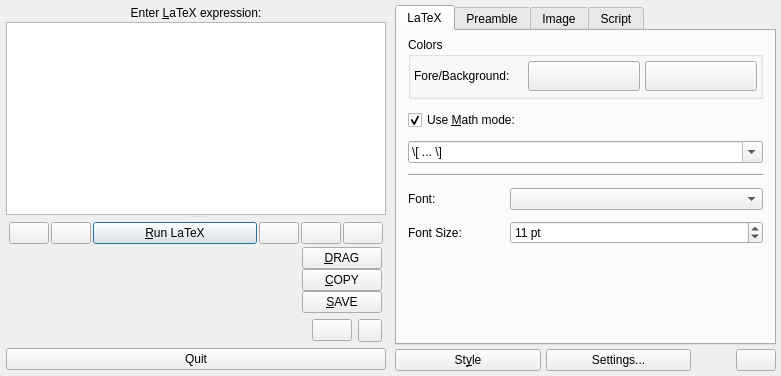
The window that src/klfmainwin.ui (klatexformula/klatexformula) describes before a commit, drawn with Qt 5.
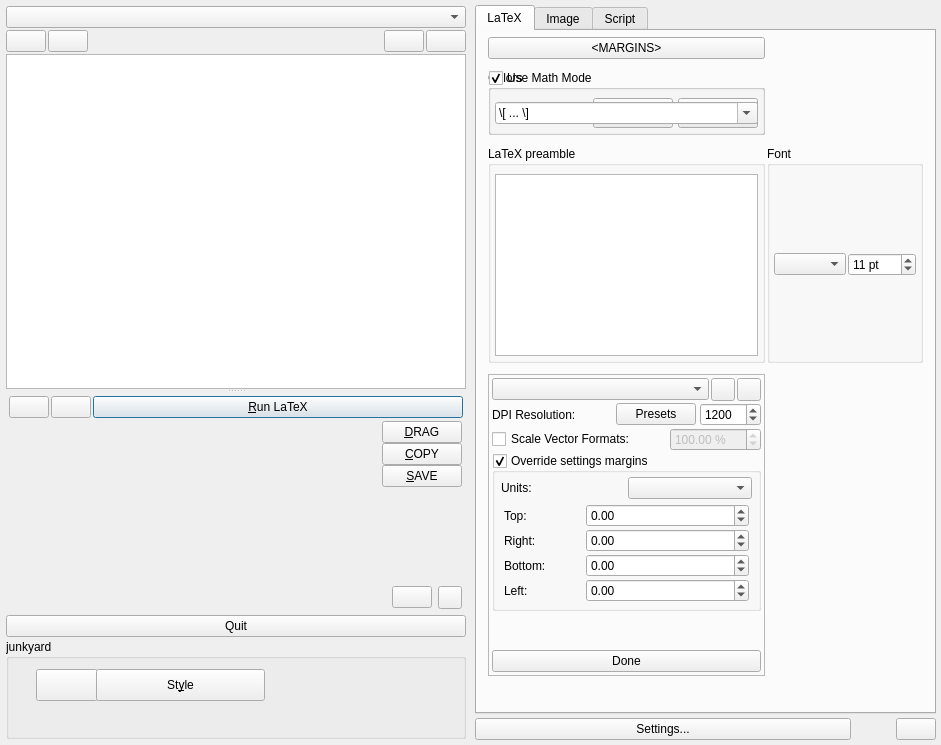
The same window after the commit. Icons and pictures are not drawn. Custom widgets are drawn as their Qt base class.

What changed in the file:
```diff
--- a/src/klfmainwin.ui
+++ b/src/klfmainwin.ui
@@ -8,8 +8,8 @@
    <rect>
     <x>0</x>
     <y>0</y>
-    <width>781</width>
-    <height>376</height>
+    <width>941</width>
+    <height>745</height>
    </rect>
   </property>
   <property name="windowTitle">
@@ -67,26 +67,135 @@
         <number>4</number>
        </property>
        <item>
-        <widget class="QLabel" name="lblPromptMain">
+        <widget class="QComboBox" name="cbxProfile">
          <property name="sizePolicy">
-          <sizepolicy hsizetype="Preferred" vsizetype="Fixed">
+          <sizepolicy hsizetype="Expanding" vsizetype="Fixed">
            <horstretch>0</horstretch>
            <verstretch>0</verstretch>
           </sizepolicy>
          </property>
-         <property name="text">
-          <string>Enter &amp;LaTeX expression:</string>
-         </property>
-         <property name="alignment">
-          <set>Qt::AlignCenter</set>
-         </property>
-         <property name="wordWrap">
-          <bool>false</bool>
-         </property>
-         <property name="buddy">
-          <cstring>txtLatex</cstring>
-         </property>
-        </widget>
+        </widget>
+       </item>
+       <item>
+        <layout class="QHBoxLayout" name="horizontalLayout_2">
+         <item>
+          <widget class="QPushButton" name="btnSymbols">
+           <property name="sizePolicy">
+            <sizepolicy hsizetype="Minimum" vsizetype="Preferred">
+             <horstretch>0</horstretch>
+             <verstretch>0</verstretch>
+            </sizepolicy>
+           </property>
+           <property name="toolTip">
+            <string comment="tooltip">&lt;p style=&quot;white-space: pre&quot;&gt;Show Latex Symbols palette  [&lt;strong&gt;F7&lt;/strong&gt;]&lt;/p&gt;</string>
+           </property>
+           <property name="whatsThis">
+            <string comment="whatsthis text">Clicking this button opens a dialog allowing you to view and select LaTeX symbols the codes of which you may not know by heart.</string>
+           </property>
+           <property name="icon">
+            <iconset resource="klfres.qrc">
+             <normaloff>:/pics/symbols.svg</normaloff>:/pics/symbols.svg</iconset>
+           </property>
+           <property name="shortcut">
+            <string>F7</string>
+           </property>
+           <property name="checkable">
+            <bool>true</bool>
+           </property>
+          </widget>
+         </item>
+         <item>
+          <widget class="QPushButton" name="btnLibrary">
+           <property name="sizePolicy">
+            <sizepolicy hsizetype="Minimum" vsizetype="Preferred">
+             <horstretch>0</horstretch>
+             <verstretch>0</verstretch>
+            </sizepolicy>
+           </property>
+           <property name="toolTip">
+            <string comment="tooltip">&lt;p style=&quot;white-space: pre&quot;&gt;Show Library [&lt;strong&gt;F8&lt;/strong&gt;]&lt;/p&gt;</string>
+           </property>
+           <property name="whatsThis">
+            <string comment="whatsthis text">Clicking this button opens the KLatexFormula Library which includes History (previously evaluated formulas) and Archive where you can store tagged equations.</string>
+           </property>
+           <property name="icon">
+            <iconset resource="klfres.qrc">
+             <normaloff>:/pics/library.svg</normaloff>:/pics/library.svg</iconset>
+           </property>
+           <property name="shortcut">
+            <string>F8</string>
+           </property>
+           <property name="checkable">
+            <bool>true</bool>
+           </property>
+          </widget>
+         </item>
+         <item>
+          <spacer name="horizontalSpacer">
+           <property name="orientation">
+            <enum>Qt::Horizontal</enum>
+           </property>
+           <property name="sizeHint" stdset="0">
+            <size>
+             <width>40</width>
+             <height>20</height>
+            </size>
+           </property>
+          </spacer>
+         </item>
+         <item>
+          <widget class="QPushButton" name="btnLatexSetup">
+           <property name="sizePolicy">
+            <sizepolicy hsizetype="Minimum" vsizetype="Preferred">
+             <horstretch>0</horstretch>
+             <verstretch>0</verstretch>
+            </sizepolicy>
+           </property>
+           <property name="toolTip">
+            <string comment="tooltip">&lt;p style=&quot;white-space: pre&quot;&gt;Show Library [&lt;strong&gt;F8&lt;/strong&gt;]&lt;/p&gt;</string>
+           </property>
+           <property name="whatsThis">
+            <string comment="whatsthis text">Clicking this button opens the KLatexFormula Library which includes History (previously evaluated formulas) and Archive where you can store tagged equations.</string>
+           </property>
+           <property name="icon">
+            <iconset resource="klfres.qrc">
+             <normaloff>:/pics/library.svg</normaloff>:/pics/library.svg</iconset>
+           </property>
+           <property name="shortcut">
+            <string>F8</string>
+           </property>
+           <property name="checkable">
+            <bool>true</bool>
+           </property>
+          </widget>
+         </item>
+         <item>
+          <widget class="QPushButton" name="btnWorkflow">
+           <property name="sizePolicy">
+            <sizepolicy hsizetype="Minimum" vsizetype="Preferred">
+             <horstretch>0</horstretch>
+             <verstretch>0</verstretch>
+            </sizepolicy>
+           </property>
+           <property name="toolTip">
+            <string comment="tooltip">&lt;p style=&quot;white-space: pre&quot;&gt;Show Library [&lt;strong&gt;F8&lt;/strong&gt;]&lt;/p&gt;</string>
+           </property>
+           <property name="whatsThis">
+            <string comment="whatsthis text">Clicking this button opens the KLatexFormula Library which includes History (previously evaluated formulas) and Archive where you can store tagged equations.</string>
+           </property>
+           <property name="icon">
+            <iconset resource="klfres.qrc">
+             <normaloff>:/pics/library.svg</normaloff>:/pics/library.svg</iconset>
+           </property>
+           <property name="shortcut">
+            <string>F8</string>
+           </property>
+           <property name="checkable">
+            <bool>true</bool>
+           </property>
+          </widget>
+         </item>
+        </layout>
        </item>
        <item>
         <widget class="QSplitter" name="splitMain">
@@ -195,81 +304,6 @@
                </property>
               </widget>
              </item>
-             <item>
-              <widget class="QPushButton" name="btnSymbols">
-               <property name="sizePolicy">
-                <sizepolicy hsizetype="Minimum" vsizetype="Preferred">
-                 <horstretch>0</horstretch>
-                 <verstretch>0</verstretch>
-                </sizepolicy>
-               </property>
-               <property name="toolTip">
-                <string comment="tooltip">&lt;p style=&quot;white-space: pre&quot;&gt;Show Latex Symbols palette  [&lt;strong&gt;F7&lt;/strong&gt;]&lt;/p&gt;</string>
-               </property>
-               <property name="whatsThis">
-                <string comment="whatsthis text">Clicking this button opens a dialog allowing you to view and select LaTeX symbols the codes of which you may not know by heart.</string>
-               </property>
-               <property name="icon">
-                <iconset resource="klfres.qrc">
-                 <normaloff>:/pics/symbols.svg</normaloff>:/pics/symbols.svg</iconset>
-               </property>
-               <property name="shortcut">
-                <string>F7</string>
-               </property>
-               <property name="checkable">
-                <bool>true</bool>
-               </property>
-              </widget>
-             </item>
-             <item>
-              <widget class="QPushButton" name="btnLibrary">
-               <property name="sizePolicy">
-                <sizepolicy hsizetype="Minimum" vsizetype="Preferred">
-                 <horstretch>0</horstretch>
-                 <verstretch>0</verstretch>
-                </sizepolicy>
-               </property>
-               <property name="toolTip">
-                <string comment="tooltip">&lt;p style=&quot;white-space: pre&quot;&gt;Show Library [&lt;strong&gt;F8&lt;/strong&gt;]&lt;/p&gt;</string>
-               </property>
-               <property name="whatsThis">
-                <string comment="whatsthis text">Clicking this button opens the KLatexFormula Library which includes History (previously evaluated formulas) and Archive where you can store tagged equations.</string>
-               </property>
-               <property name="icon">
-                <iconset resource="klfres.qrc">
-                 <normaloff>:/pics/library.svg</normaloff>:/pics/library.svg</iconset>
-               </property>
-               <property name="shortcut">
-                <string>F8</string>
-               </property>
-               <property name="checkable">
-                <bool>true</bool>
-               </property>
-              </widget>
-             </item>
-             <item>
-              <widget class="QPushButton" name="btnExpand">
-               <property name="sizePolicy">
-                <sizepolicy hsizetype="Minimum" vsizetype="Preferred">
-                 <horstretch>0</horstretch>
-                 <verstretch>0</verstretch>
-                </sizepolicy>
-               </property>
-               <property name="toolTip">
-                <string comment="tooltip">&lt;p style=&quot;white-space: pre&quot;&gt;Toggle shrinked/expanded mode [&lt;strong&gt;F5&lt;/strong&gt;]&lt;/p&gt;</string>
-               </property>
-               <property name="whatsThis">
-                <string>Switches to expanded mode or back to shrinked mode. In expanded mode you get to choose more options.</string>
-               </property>
-               <property name="icon">
-                <iconset resource="klfres.qrc">
-                 <normaloff>:/pics/switchexpanded.svg</normaloff>:/pics/switchexpanded.svg</iconset>
-               </property>
-               <property name="shortcut">
-                <string>F5</string>
-               </property>
-              </widget>
-             </item>
             </layout>
            </item>
            <item>
@@ -526,11 +560,78 @@
          </property>
         </widget>
        </item>
+       <item>
+        <widget class="QGroupBox" name="groupBox">
+         <property name="minimumSize">
+          <size>
+           <width>0</width>
+           <height>100</height>
+          </size>
+         </property>
+         <property name="title">
+          <string>junkyard</string>
+         </property>
+         <widget class="QPushButton" name="btnExpand">
+          <property name="geometry">
+           <rect>
+            <x>30</x>
+            <y>30</y>
+            <width>62</width>
+            <height>32</height>
+           </rect>
+          </property>
+          <property name="sizePolicy">
+           <sizepolicy hsizetype="Minimum" vsizetype="Preferred">
+            <horstretch>0</horstretch>
+            <verstretch>0</verstretch>
+           </sizepolicy>
+          </property>
+          <property name="toolTip">
+           <string comment="tooltip">&lt;p style=&quot;white-space: pre&quot;&gt;Toggle shrinked/expanded mode [&lt;strong&gt;F5&lt;/strong&gt;]&lt;/p&gt;</string>
+          </property>
+          <property name="whatsThis">
+           <string>Switches to expanded mode or back to shrinked mode. In expanded mode you get to choose more options.</string>
+          </property>
+          <property name="icon">
+           <iconset resource="klfres.qrc">
+            <normaloff>:/pics/switchexpanded.svg</normaloff>:/pics/switchexpanded.svg</iconset>
+          </property>
+          <property name="shortcut">
+           <string>F5</string>
+          </property>
+         </widget>
+         <widget class="QPushButton" name="btnLoadStyle">
+          <property name="geometry">
+           <rect>
+            <x>90</x>
+            <y>30</y>
+            <width>169</width>
+            <height>32</height>
+           </rect>
+          </property>
+          <property name="sizePolicy">
+           <sizepolicy hsizetype="Minimum" vsizetype="Fixed">
+            <horstretch>1</horstretch>
+            <verstretch>0</verstretch>
+           </sizepolicy>
+          </property>
+          <property name="toolTip">
+           <string>Load a previously saved style</string>
+          </property>
+          <property name="text">
+           <string>St&amp;yle</string>
+          </property>
+          <property name="shortcut">
+           <string>Alt+L</string>
+          </property>
+         </widget>
+        </widget>
+       </item>
       </layout>
      </widget>
     </item>
     <item>
-     <widget class="KLFSideWidget" name="frmDetails" native="true">
+     <widget class="QWidget" name="frmDetails" native="true">
       <property name="sizePolicy">
        <sizepolicy hsizetype="Preferred" vsizetype="Preferred">
         <horstretch>1</horstretch>
@@ -568,7 +669,7 @@
           <attribute name="title">
            <string>LaTeX</string>
           </attribute>
-          <layout class="QGridLayout" name="lyt_tabLatexImage" columnstretch="2,5,0">
+          <layout class="QGridLayout" name="lyt_tabLatexImage" columnstretch="2,0">
            <property name="leftMargin">
             <number>11</number>
            </property>
@@ -584,91 +685,22 @@
            <property name="verticalSpacing">
             <number>11</number>
            </property>
-           <item row="1" column="0" colspan="3">
-            <widget class="QCheckBox" name="chkMathMode">
-             <property name="toolTip">
-              <string>Check this to use a LaTeX math mode</string>
-             </property>
-             <property name="text">
-              <string>Use &amp;Math mode:</string>
-             </property>
-             <property name="shortcut">
-              <string/>
-             </property>
-             <property name="checked">
-              <bool>true</bool>
-             </property>
-            </widget>
-           </item>
-           <item row="2" column="0" colspan="3">
-            <widget class="QComboBox" name="cbxMathMode">
-             <property name="sizePolicy">
-              <sizepolicy hsizetype="Ignored" vsizetype="Fixed">
-               <horstretch>0</horstretch>
-               <verstretch>0</verstretch>
-              </sizepolicy>
-             </property>
-             <property name="editable">
-              <bool>true</bool>
-             </property>
-             <item>
-              <property name="text">
-               <string notr="true">\[ ... \]</string>
-              </property>
-             </item>
-             <item>
-              <property name="text">
-               <string notr="true">$ ... $</string>
-              </property>
-             </item>
-             <item>
-              <property name="text">
-               <string notr="true">\begin{align*} ... \end{align*}</string>
-              </property>
-             </item>
-             <item>
-              <property name="text">
-               <string notr="true">\begin{eqnarray*} ... \end{eqnarray*}</string>
-              </property>
-             </item>
-            </widget>
-           </item>
-           <item row="6" column="1">
-            <spacer name="verticalSpacer_2">
-             <property name="orientation">
-              <enum>Qt::Vertical</enum>
-             </property>
-             <property name="sizeHint" stdset="0">
-              <size>
-               <width>20</width>
-               <height>40</height>
-              </size>
-             </property>
-            </spacer>
-           </item>
-           <item row="4" column="1" colspan="2">
-            <widget class="QComboBox" name="cbxLatexFont"/>
-           </item>
-           <item row="4" column="0">
-            <widget class="QLabel" name="lblLatexFont">
-             <property name="text">
-              <string>Font:</string>
-             </property>
-            </widget>
-           </item>
-           <item row="0" column="0" colspan="3">
+           <item row="1" column="0">
             <widget class="QGroupBox" name="gbxColors">
              <property name="title">
               <string>Colors</string>
              </property>
              <layout class="QGridLayout" name="lyt_gbxColors">
+              <property name="leftMargin">
+               <number>4</number>
+              </property>
               <property name="topMargin">
+               <number>8</number>
+              </property>
+              <property name="rightMargin">
                <number>4</number>
               </property>
               <property name="bottomMargin">
-               <number>5</number>
-              </property>
-              <property name="verticalSpacing">
                <number>4</number>
               </property>
               <item row="0" column="0">
@@ -747,78 +779,88 @@
              </layout>
             </widget>
            </item>
-           <item row="5" column="0">
-            <widget class="QLabel" name="lblLatexFontSize">
-             <property name="text">
-              <string>Font Size:</string>
-             </property>
-            </widget>
-           </item>
-           <item row="5" column="1" colspan="2">
-            <widget class="QSpinBox" name="spnLatexFontSize">
-             <property name="specialValueText">
-              <string>(default)</string>
-             </property>
-             <property name="suffix">
-              <string notr="true"> pt</string>
-             </property>
-             <property name="minimum">
-              <number>0</number>
-             </property>
-             <property name="maximum">
-              <number>120</number>
-             </property>
-             <property name="value">
-              <number>11</number>
-             </property>
-            </widget>
-           </item>
-           <item row="3" column="0" colspan="3">
-            <widget class="Line" name="line">
-             <property name="orientation">
-              <enum>Qt::Horizontal</enum>
-             </property>
-            </widget>
-           </item>
-          </layout>
-         </widget>
-         <widget class="QWidget" name="tabPreamble">
-          <attribute name="title">
-           <string>Preamble</string>
-          </attribute>
-          <layout class="QGridLayout" name="lyt_tabPreamble">
-           <property name="leftMargin">
-            <number>11</number>
-           </property>
-           <property name="topMargin">
-            <number>6</number>
-           </property>
-           <property name="rightMargin">
-            <number>11</number>
-           </property>
-           <property name="bottomMargin">
-            <number>6</number>
-           </property>
-           <item row="0" column="0">
-            <widget class="QLabel" name="lblPreamble">
-             <property name="sizePolicy">
-              <sizepolicy hsizetype="Preferred" vsizetype="Fixed">
-               <horstretch>0</horstretch>
-               <verstretch>0</verstretch>
-              </sizepolicy>
-             </property>
-             <property name="text">
-              <string>LaTeX preamble:</string>
-             </property>
-             <property name="alignment">
-              <set>Qt::AlignLeading|Qt::AlignLeft|Qt::AlignTop</set>
-             </property>
-             <property name="wordWrap">
-              <bool>false</bool>
-             </property>
-            </widget>
-           </item>
            <item row="1" column="0">
+            <widget class="QGroupBox" name="chkMathMode">
+             <property name="title">
+              <string>Use Math Mode</string>
+             </property>
+             <property name="checkable">
+              <bool>true</bool>
+             </property>
+             <layout class="QGridLayout" name="gridLayout_3">
+              <property name="leftMargin">
+               <number>4</number>
+              </property>
+              <property name="topMargin">
+               <number>8</number>
+              </property>
+              <property name="rightMargin">
+               <number>4</number>
+              </property>
+              <property name="bottomMargin">
+               <number>4</number>
+              </property>
+              <item row="0" column="0">
+               <widget class="QComboBox" name="cbxMathMode">
+                <property name="sizePolicy">
+                 <sizepolicy hsizetype="Expanding" vsizetype="Fixed">
+                  <horstretch>0</horstretch>
+                  <verstretch>0</verstretch>
+                 </sizepolicy>
+                </property>
+                <property name="editable">
+                 <bool>true</bool>
+                </property>
+                <item>
+                 <property name="text">
+                  <string notr="true">\[ ... \]</string>
+                 </property>
+                </item>
+                <item>
+                 <property name="text">
+                  <string notr="true">$ ... $</string>
+                 </property>
+                </item>
+                <item>
+                 <property name="text">
+                  <string notr="true">\begin{align*} ... \end{align*}</string>
+                 </property>
+                </item>
+                <item>
+                 <property name="text">
+                  <string notr="true">\begin{eqnarray*} ... \end{eqnarray*}</string>
+                 </property>
+                </item>
+               </widget>
+              </item>
+             </layout>
+            </widget>
+           </item>
+           <item row="2" column="0">
+            <widget class="QGroupBox" name="groupBox_2">
+             <property name="sizePolicy">
+              <sizepolicy hsizetype="Preferred" vsizetype="Expanding">
+               <horstretch>0</horstretch>
+               <verstretch>0</verstretch>
+              </sizepolicy>
+             </property>
+             <property name="title">
+              <string>LaTeX preamble</string>
+             </property>
+             <layout class="QGridLayout" name="gridLayout_2">
+              <property name="leftMargin">
+               <number>4</number>
+              </property>
+              <property name="topMargin">
+               <number>8</number>
+              </property>
+              <property name="rightMargin">
+               <number>4</number>
+              </property>
+              <property name="bottomMargin">
+               <number>4</number>
+              </property>
+              <item row="0" column="0">
             <widget class="KLFLatexEdit" name="txtPreamble">
              <property name="sizePolicy">
               <sizepolicy hsizetype="Expanding" vsizetype="Preferred">
@@ -838,34 +880,123 @@
            </item>
           </layout>
          </widget>
-         <widget class="QWidget" name="tabMargins">
-          <attribute name="title">
-           <string>Image</string>
-          </attribute>
-          <layout class="QGridLayout" name="lyt_tabMargins">
+           </item>
+           <item row="2" column="1">
+            <widget class="QGroupBox" name="chkMathMode_2">
+             <property name="title">
+              <string>Font</string>
+             </property>
+             <property name="checkable">
+              <bool>false</bool>
+             </property>
+             <layout class="QGridLayout" name="gridLayout_4">
            <property name="leftMargin">
-            <number>10</number>
+               <number>4</number>
            </property>
            <property name="topMargin">
-            <number>6</number>
+               <number>8</number>
+              </property>
+              <property name="rightMargin">
+               <number>4</number>
            </property>
            <property name="bottomMargin">
-            <number>6</number>
-           </property>
-           <item row="5" column="0" colspan="2">
-            <spacer name="verticalSpacer">
+               <number>4</number>
+              </property>
+              <item row="0" column="0">
+               <widget class="QComboBox" name="cbxLatexFont">
+                <property name="sizePolicy">
+                 <sizepolicy hsizetype="Expanding" vsizetype="Fixed">
+                  <horstretch>0</horstretch>
+                  <verstretch>0</verstretch>
+                 </sizepolicy>
+                </property>
+               </widget>
+              </item>
+              <item row="0" column="1">
+               <widget class="QSpinBox" name="spnLatexFontSize">
+                <property name="specialValueText">
+                 <string>(default)</string>
+                </property>
+                <property name="suffix">
+                 <string notr="true"> pt</string>
+                </property>
+                <property name="minimum">
+                 <number>0</number>
+                </property>
+                <property name="maximum">
+                 <number>120</number>
+                </property>
+                <property name="value">
+                 <number>11</number>
+                </property>
+               </widget>
+              </item>
+             </layout>
+            </widget>
+           </item>
+           <item row="4" column="0" colspan="2">
+            <spacer name="verticalSpacer_2">
              <property name="orientation">
               <enum>Qt::Vertical</enum>
              </property>
              <property name="sizeHint" stdset="0">
               <size>
-               <width>118</width>
-               <height>16</height>
+               <width>20</width>
+               <height>40</height>
               </size>
              </property>
             </spacer>
            </item>
-           <item row="4" column="0" colspan="2">
+           <item row="0" column="0">
+            <widget class="KLFMarginsSelector" name="pushButton">
+             <property name="text">
+              <string>&lt;MARGINS&gt;</string>
+             </property>
+            </widget>
+           </item>
+           <item row="3" column="0">
+            <widget class="QFrame" name="wFrame">
+             <property name="frameShape">
+              <enum>QFrame::StyledPanel</enum>
+             </property>
+             <property name="frameShadow">
+              <enum>QFrame::Raised</enum>
+             </property>
+             <layout class="QGridLayout" name="gridLayout_5">
+              <item row="2" column="0">
+               <layout class="QHBoxLayout" name="horizontalLayout_3" stretch="1,0">
+                <item>
+                 <widget class="QCheckBox" name="chkVectorScale">
+                  <property name="text">
+                   <string>Scale Vector Formats:</string>
+                  </property>
+                 </widget>
+                </item>
+                <item>
+                 <widget class="QDoubleSpinBox" name="spnVectorScale">
+                  <property name="enabled">
+                   <bool>false</bool>
+                  </property>
+                  <property name="prefix">
+                   <string/>
+                  </property>
+                  <property name="suffix">
+                   <string notr="true"> %</string>
+                  </property>
+                  <property name="maximum">
+                   <double>99999.990000000005239</double>
+                  </property>
+                  <property name="singleStep">
+                   <double>20.000000000000000</double>
+                  </property>
+                  <property name="value">
+                   <double>100.000000000000000</double>
+                  </property>
+                 </widget>
+                </item>
+               </layout>
+              </item>
+              <item row="3" column="0">
             <widget class="QGroupBox" name="gbxOverrideMargins">
              <property name="title">
               <string>Override settings margins</string>
@@ -1037,7 +1168,87 @@
              </layout>
             </widget>
            </item>
-           <item row="0" column="0" colspan="2">
+              <item row="4" column="0">
+               <widget class="QStackedWidget" name="stkWorkflowConfig">
+                <property name="sizePolicy">
+                 <sizepolicy hsizetype="Preferred" vsizetype="Expanding">
+                  <horstretch>0</horstretch>
+                  <verstretch>0</verstretch>
+                 </sizepolicy>
+                </property>
+                <widget class="QWidget" name="stkConfigWorkflow_default">
+                 <layout class="QGridLayout" name="gridLayout_6">
+                  <item row="3" column="0">
+                   <spacer name="verticalSpacer_3">
+                    <property name="orientation">
+                     <enum>Qt::Vertical</enum>
+                    </property>
+                    <property name="sizeHint" stdset="0">
+                     <size>
+                      <width>20</width>
+                      <height>40</height>
+                     </size>
+                    </property>
+                   </spacer>
+                  </item>
+                 </layout>
+                </widget>
+               </widget>
+              </item>
+              <item row="0" column="0">
+               <layout class="QHBoxLayout" name="horizontalLayout">
+                <item>
+                 <widget class="QComboBox" name="cbxUserScript">
+                  <property name="sizePolicy">
+                   <sizepolicy hsizetype="Preferred" vsizetype="Fixed">
+                    <horstretch>2</horstretch>
+                    <verstretch>0</verstretch>
+                   </sizepolicy>
+                  </property>
+                 </widget>
+                </item>
+                <item>
+                 <widget class="QToolButton" name="btnUserScriptInfo">
+                  <property name="sizePolicy">
+                   <sizepolicy hsizetype="Fixed" vsizetype="Preferred">
+                    <horstretch>0</horstretch>
+                    <verstretch>0</verstretch>
+                   </sizepolicy>
+                  </property>
+                  <property name="icon">
+                   <iconset resource="klfres.qrc">
+                    <normaloff>:/pics/info.png</normaloff>:/pics/info.png</iconset>
+                  </property>
+                 </widget>
+                </item>
+                <item>
+                 <widget class="QToolButton" name="btnUserScriptReload">
+                  <property name="sizePolicy">
+                   <sizepolicy hsizetype="Fixed" vsizetype="Preferred">
+                    <horstretch>0</horstretch>
+                    <verstretch>0</verstretch>
+                   </sizepolicy>
+                  </property>
+                  <property name="icon">
+                   <iconset resource="klfres.qrc">
+                    <normaloff>:/pics/refresh.png</normaloff>:/pics/refresh.png</iconset>
+                  </property>
+                 </widget>
+                </item>
+               </layout>
+              </item>
+              <item row="5" column="0">
+               <widget class="QPushButton" name="btnDone">
+                <property name="text">
+                 <string>Done</string>
+                </property>
+                <property name="icon">
+                 <iconset resource="klfres.qrc">
+                  <normaloff>:/pics/ok.png</normaloff>:/pics/ok.png</iconset>
+                </property>
+               </widget>
+              </item>
+              <item row="1" column="0">
             <layout class="QHBoxLayout" name="lytDPIInput" stretch="1,0,0">
              <property name="spacing">
               <number>4</number>
@@ -1086,144 +1297,67 @@
              </item>
             </layout>
            </item>
-           <item row="1" column="0" colspan="2">
-            <layout class="QHBoxLayout" name="horizontalLayout" stretch="1,0">
-             <item>
-              <widget class="QCheckBox" name="chkVectorScale">
-               <property name="text">
-                <string>Scale Vector Formats:</string>
-               </property>
-              </widget>
-             </item>
-             <item>
-              <widget class="QDoubleSpinBox" name="spnVectorScale">
-               <property name="enabled">
-                <bool>false</bool>
-               </property>
-               <property name="prefix">
-                <string/>
-               </property>
-               <property name="suffix">
-                <string notr="true"> %</string>
-               </property>
-               <property name="maximum">
-                <double>99999.990000000005239</double>
-               </property>
-               <property name="singleStep">
-                <double>20.000000000000000</double>
-               </property>
-               <property name="value">
-                <double>100.000000000000000</double>
-               </property>
-              </widget>
-             </item>
-            </layout>
-           </item>
-           <item row="2" column="0" colspan="2">
+             </layout>
+            </widget>
+           </item>
+          </layout>
+         </widget>
+         <widget class="QWidget" name="tabMargins">
+          <attribute name="title">
+           <string>Image</string>
+          </attribute>
+          <layout class="QGridLayout" name="lyt_tabMargins">
+           <property name="leftMargin">
+            <number>10</number>
+           </property>
+           <property name="topMargin">
+            <number>6</number>
+           </property>
+           <property name="bottomMargin">
+            <number>6</number>
+           </property>
+           <item row="0" column="0" colspan="2">
             <widget class="Line" name="line_2">
              <property name="orientation">
               <enum>Qt::Horizontal</enum>
              </property>
             </widget>
            </item>
+           <item row="2" column="0" colspan="2">
+            <spacer name="verticalSpacer">
+             <property name="orientation">
+              <enum>Qt::Vertical</enum>
+             </property>
+             <property name="sizeHint" stdset="0">
+              <size>
+               <width>118</width>
+               <height>16</height>
+              </size>
+             </property>
+            </spacer>
+           </item>
           </layout>
          </widget>
          <widget class="QWidget" name="tabUserScript">
           <attribute name="title">
            <string>Script</string>
           </attribute>
-          <layout class="QGridLayout" name="gridLayout" columnstretch="99,0,0">
-           <item row="1" column="0" colspan="3">
-            <widget class="QLabel" name="lblUserScript">
-             <property name="sizePolicy">
-              <sizepolicy hsizetype="Preferred" vsizetype="Preferred">
-               <horstretch>1</horstretch>
-               <verstretch>0</verstretch>
-              </sizepolicy>
+          <layout class="QGridLayout" name="gridLayout" columnstretch="99,0">
+           <item row="3" column="0" colspan="2">
+            <widget class="Line" name="line_4">
+             <property name="orientation">
+              <enum>Qt::Horizontal</enum>
              </property>
-             <property name="text">
-              <string>User Script:</string>
-             </property>
             </widget>
            </item>
-           <item row="2" column="0">
-            <widget class="QComboBox" name="cbxUserScript">
-             <property name="sizePolicy">
-              <sizepolicy hsizetype="Preferred" vsizetype="Fixed">
-               <horstretch>2</horstretch>
-               <verstretch>0</verstretch>
-              </sizepolicy>
-             </property>
-            </widget>
-           </item>
-           <item row="7" column="0" colspan="3">
-            <widget class="QPushButton" name="btnShowUserScriptLog">
-             <property name="text">
-              <string>View user script log ...</string>
-             </property>
-            </widget>
-           </item>
-           <item row="0" column="0">
-            <spacer name="vspcScript1">
+           <item row="5" column="0" colspan="2">
+            <widget class="Line" name="line_3">
              <property name="orientation">
-              <enum>Qt::Vertical</enum>
+              <enum>Qt::Horizontal</enum>
              </property>
-             <property name="sizeType">
-              <enum>QSizePolicy::Fixed</enum>
-             </property>
-             <property name="sizeHint" stdset="0">
-              <size>
-               <width>20</width>
-               <height>3</height>
-              </size>
-             </property>
-            </spacer>
-           </item>
-           <item row="3" column="0">
-            <spacer name="vspc_3">
-             <property name="orientation">
-              <enum>Qt::Vertical</enum>
-             </property>
-             <property name="sizeType">
-              <enum>QSizePolicy::Fixed</enum>
-             </property>
-             <property name="sizeHint" stdset="0">
-              <size>
-               <width>10</width>
-               <height>2</height>
-              </size>
-             </property>
-            </spacer>
-           </item>
-           <item row="2" column="2">
-            <widget class="QToolButton" name="btnUserScriptReload">
-             <property name="sizePolicy">
-              <sizepolicy hsizetype="Fixed" vsizetype="Preferred">
-               <horstretch>0</horstretch>
-               <verstretch>0</verstretch>
-              </sizepolicy>
-             </property>
-             <property name="icon">
-              <iconset resource="klfres.qrc">
-               <normaloff>:/pics/refresh.png</normaloff>:/pics/refresh.png</iconset>
-             </property>
             </widget>
            </item>
-           <item row="2" column="1">
-            <widget class="QToolButton" name="btnUserScriptInfo">
-             <property name="sizePolicy">
-              <sizepolicy hsizetype="Fixed" vsizetype="Preferred">
-               <horstretch>0</horstretch>
-               <verstretch>0</verstretch>
-              </sizepolicy>
-             </property>
-             <property name="icon">
-              <iconset resource="klfres.qrc">
-               <normaloff>:/pics/info.png</normaloff>:/pics/info.png</iconset>
-             </property>
-            </widget>
-           </item>
-           <item row="5" column="0" colspan="3">
+           <item row="4" column="0" colspan="2">
             <widget class="QScrollArea" name="scrUserScriptInput">
              <property name="frameShape">
               <enum>QFrame::NoFrame</enum>
@@ -1248,8 +1382,8 @@
                <rect>
                 <x>0</x>
                 <y>0</y>
-                <width>110</width>
-                <height>170</height>
+                <width>494</width>
+                <height>528</height>
                </rect>
               </property>
               <layout class="QGridLayout" name="lyt_wScrUserScriptInput">
@@ -1281,17 +1415,55 @@
              </widget>
             </widget>
            </item>
-           <item row="6" column="0" colspan="3">
-            <widget class="Line" name="line_3">
+           <item row="2" column="0">
+            <spacer name="vspc_3">
              <property name="orientation">
-              <enum>Qt::Horizontal</enum>
+              <enum>Qt::Vertical</enum>
+             </property>
+             <property name="sizeType">
+              <enum>QSizePolicy::Fixed</enum>
+             </property>
+             <property name="sizeHint" stdset="0">
+              <size>
+               <width>10</width>
+               <height>2</height>
+              </size>
+             </property>
+            </spacer>
+           </item>
+           <item row="0" column="0">
+            <spacer name="vspcScript1">
+             <property name="orientation">
+              <enum>Qt::Vertical</enum>
+             </property>
+             <property name="sizeType">
+              <enum>QSizePolicy::Fixed</enum>
+             </property>
+             <property name="sizeHint" stdset="0">
+              <size>
+               <width>20</width>
+               <height>3</height>
+              </size>
+             </property>
+            </spacer>
+           </item>
+           <item row="6" column="0" colspan="2">
+            <widget class="QPushButton" name="btnShowUserScriptLog">
+             <property name="text">
+              <string>View user script log ...</string>
              </property>
             </widget>
            </item>
-           <item row="4" column="0" colspan="3">
-            <widget class="Line" name="line_4">
-             <property name="orientation">
-              <enum>Qt::Horizontal</enum>
+           <item row="1" column="0" colspan="2">
+            <widget class="QLabel" name="lblUserScript">
+             <property name="sizePolicy">
+              <sizepolicy hsizetype="Preferred" vsizetype="Preferred">
+               <horstretch>1</horstretch>
+               <verstretch>0</verstretch>
+              </sizepolicy>
+             </property>
+             <property name="text">
+              <string>User Script:</string>
              </property>
             </widget>
            </item>
@@ -1304,25 +1476,6 @@
          <property name="spacing">
           <number>5</number>
          </property>
-         <item>
-          <widget class="QPushButton" name="btnLoadStyle">
-           <property name="sizePolicy">
-            <sizepolicy hsizetype="Minimum" vsizetype="Fixed">
-             <horstretch>1</horstretch>
-             <verstretch>0</verstretch>
-            </sizepolicy>
-           </property>
-           <property name="toolTip">
-            <string>Load a previously saved style</string>
-           </property>
-           <property name="text">
-            <string>St&amp;yle</string>
-           </property>
-           <property name="shortcut">
-            <string>Alt+L</string>
-           </property>
-          </widget>
-         </item>
          <item>
           <widget class="QPushButton" name="btnSettings">
            <property name="sizePolicy">
@@ -1473,12 +1626,6 @@
    <extends>QTextEdit</extends>
    <header>klflatexedit.h</header>
   </customwidget>
-  <customwidget>
-   <class>KLFSideWidget</class>
-   <extends>QWidget</extends>
-   <header>klfsidewidget.h</header>
-   <container>1</container>
-  </customwidget>
   <customwidget>
    <class>KLFUnitSpinBox</class>
    <extends>QDoubleSpinBox</extends>
@@ -1502,6 +1649,11 @@
    <extends>QLabel</extends>
    <header location="global">klfdisplaylabel.h</header>
   </customwidget>
+  <customwidget>
+   <class>KLFMarginsSelector</class>
+   <extends>QPushButton</extends>
+   <header>klfmarginsselector.h</header>
+  </customwidget>
  </customwidgets>
  <tabstops>
   <tabstop>txtLatex</tabstop>
```
Left out of the diff: 136 changed lines with no effect on the pictures. Lines whose indentation alone changed are shown as unchanged.
